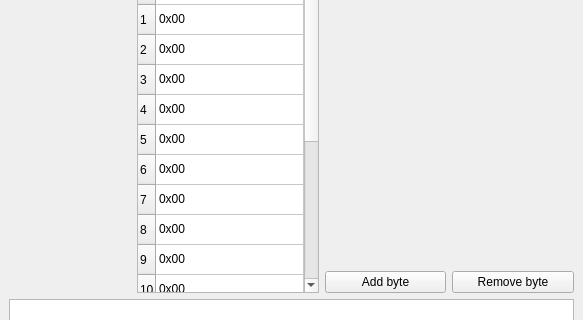
Above: simmain.ui from colinbourassa/sd2-tester-sim before the change; both pictures show x 0 to 583 and y 128 to 448 of the 583 by 628 pixel window. Below: the same form after it.
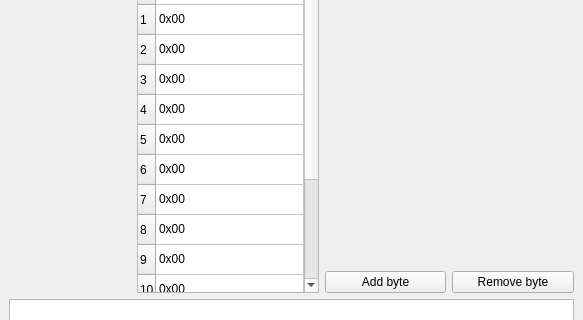
That is the form after the change.

The edit to the form file:
```diff
--- a/simmain.ui
+++ b/simmain.ui
@@ -265,26 +265,6 @@
         <string>15</string>
        </property>
       </row>
-      <row>
-       <property name="text">
-        <string>16</string>
-       </property>
-      </row>
-      <row>
-       <property name="text">
-        <string>17</string>
-       </property>
-      </row>
-      <row>
-       <property name="text">
-        <string>18</string>
-       </property>
-      </row>
-      <row>
-       <property name="text">
-        <string>19</string>
-       </property>
-      </row>
       <column>
        <property name="text">
         <string>Value</string>
@@ -370,26 +350,6 @@
         <string>0x00</string>
        </property>
       </item>
-      <item row="16" column="0">
-       <property name="text">
-        <string>0x00</string>
-       </property>
-      </item>
-      <item row="17" column="0">
-       <property name="text">
-        <string>0x00</string>
-       </property>
-      </item>
-      <item row="18" column="0">
-       <property name="text">
-        <string>0x00</string>
-       </property>
-      </item>
-      <item row="19" column="0">
-       <property name="text">
-        <string>0x00</string>
-       </property>
-      </item>
      </widget>
     </item>
     <item row="6" column="6">
```
